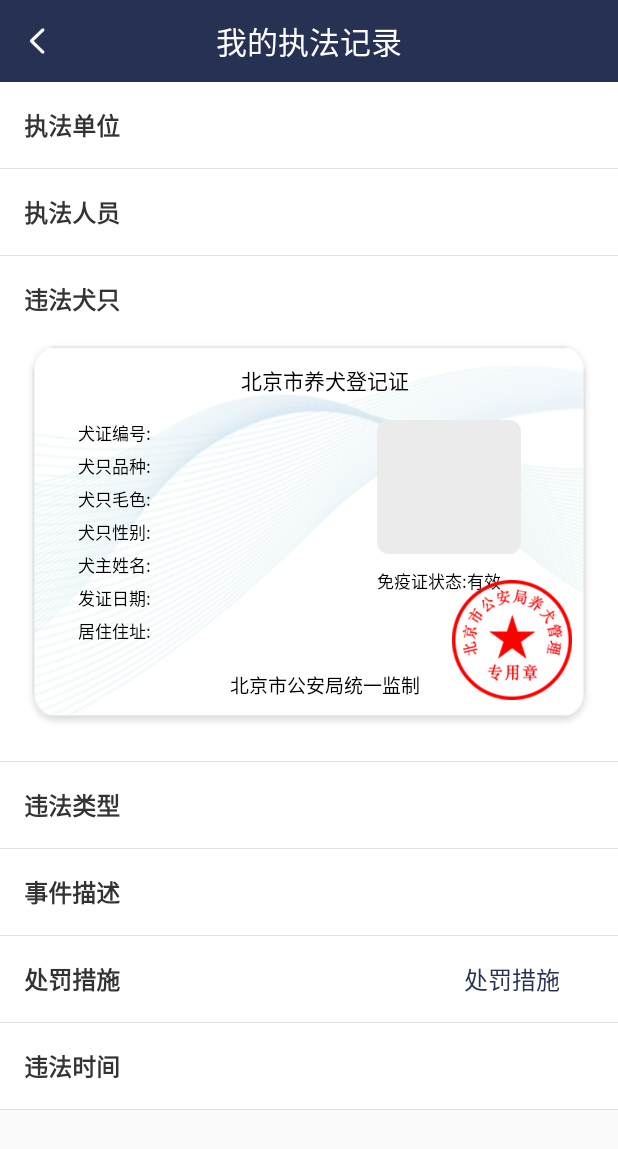
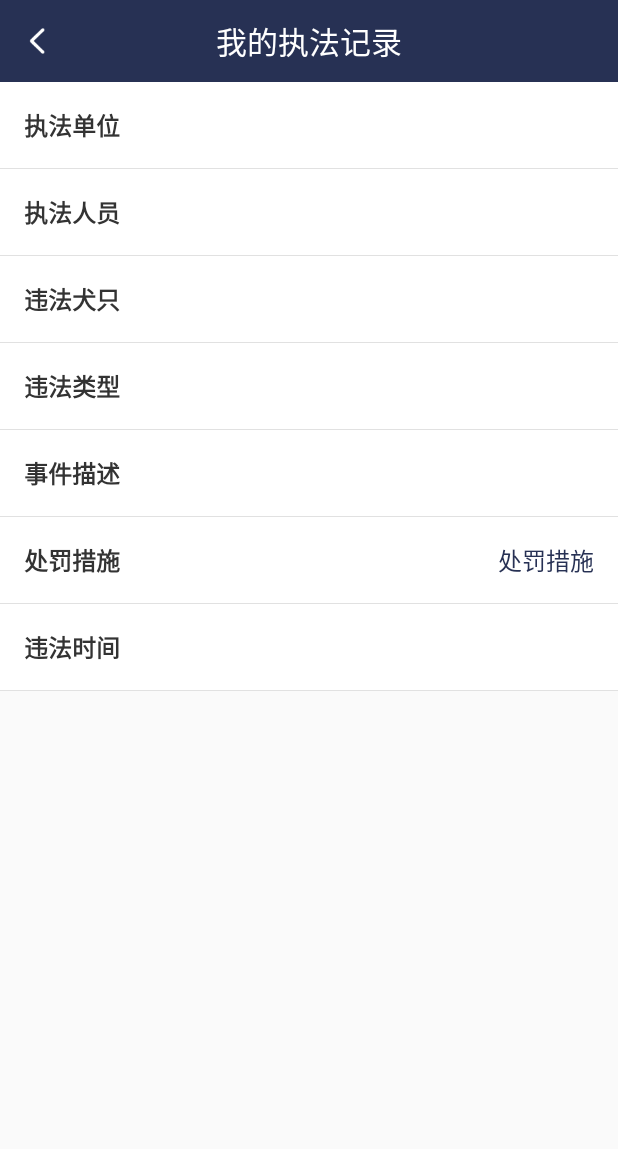
Before and after one commit to Android-linpengdiao/DogManageZhiFa, an Android app: the EnforcementRecordDetailsActivity screen opened directly, with no data from a screen before it, on a phone screen of 412 x 824 dp. Shown: the top 1149 px of the screen. Run offline under Robolectric (Android 15) with nearby library versions, the phone set to English and light mode, and no system bars; our stand-ins replace data binding; Roboto replaces fonts that are not available here; 1 statement that could not run was skipped.

Commit message:
1、接口

```diff
--- a/app/src/main/java/com/dog/manage/zhifa/app/activity/EnforcementRecordDetailsActivity.java
+++ b/app/src/main/java/com/dog/manage/zhifa/app/activity/EnforcementRecordDetailsActivity.java
@@ -78,7 +78,8 @@ public class EnforcementRecordDetailsActivity extends BaseActivity {
                             intiCertificate(response.getData());
 
                         } else {
-                            ToastUtils.showShort(getApplicationContext(), "获取犬证信息失败");
+                            binding.dogCertificateView.binding.itemContent.setText("查无此犬信息");
+//                            ToastUtils.showShort(getApplicationContext(), "获取犬证信息失败");
                         }
                     }
                 });
@@ -104,7 +105,7 @@ public class EnforcementRecordDetailsActivity extends BaseActivity {
      * @param licenceBean
      */
     private void intiCertificate(LicenceInfo licenceBean) {
-        if (licenceBean != null) {
+        binding.dogCertificateContainer.setVisibility(View.VISIBLE);
         binding.idNumView.setText(licenceBean.getIdNum());
         binding.dogTypeView.setText(licenceBean.getDogType());
         binding.dogColorView.setText(licenceBean.getDogColor());
@@ -115,4 +116,3 @@ public class EnforcementRecordDetailsActivity extends BaseActivity {
         GlideLoader.LoaderDogCover(EnforcementRecordDetailsActivity.this, "", binding.certificateCoverView, 5);
     }
 }
-}
--- a/app/src/main/res/layout/activity_enforcement_record_details.xml
+++ b/app/src/main/res/layout/activity_enforcement_record_details.xml
@@ -39,7 +39,6 @@
                     android:id="@+id/unitNameView"
                     android:layout_width="match_parent"
                     android:layout_height="wrap_content"
-                    android:onClick="onClickRecord"
                     app:item_container_height="@dimen/viewItemHeight"
                     app:item_container_margin_left="@dimen/dp_14"
                     app:item_container_margin_right="@dimen/dp_14"
@@ -56,7 +55,6 @@
                     android:id="@+id/userNameView"
                     android:layout_width="match_parent"
                     android:layout_height="wrap_content"
-                    android:onClick="onClickRecord"
                     app:item_container_height="@dimen/viewItemHeight"
                     app:item_container_margin_left="@dimen/dp_14"
                     app:item_container_margin_right="@dimen/dp_14"
@@ -72,12 +70,12 @@
 
                 <!--查无此犬信息-->
                 <com.dog.manage.zhifa.app.view.ViewItemLayout
+                    android:id="@+id/dogCertificateView"
                     android:layout_width="match_parent"
                     android:layout_height="wrap_content"
-                    android:onClick="onClickRecord"
                     app:item_container_height="@dimen/viewItemHeight"
                     app:item_container_margin_left="@dimen/dp_14"
-                    app:item_container_margin_right="@dimen/dp_34"
+                    app:item_container_margin_right="@dimen/dp_14"
                     app:item_content=""
                     app:item_content_color="#FF0000"
                     app:item_content_size="@dimen/sp_14"
@@ -87,6 +85,7 @@
                     app:item_title_size="@dimen/sp_14" />
 
                 <LinearLayout
+                    android:id="@+id/dogCertificateContainer"
                     android:layout_width="match_parent"
                     android:layout_height="wrap_content"
                     android:layout_marginLeft="@dimen/dp_16"
@@ -95,6 +94,8 @@
                     android:background="@drawable/card"
                     android:gravity="center_vertical"
                     android:orientation="vertical"
+                    android:visibility="gone"
+                    tools:visibility="visible"
                     android:paddingLeft="@dimen/dp_30"
                     android:paddingTop="@dimen/dp_13"
                     android:paddingRight="@dimen/dp_11"
@@ -159,9 +160,9 @@
                                     android:layout_height="wrap_content"
                                     android:layout_marginLeft="@dimen/dp_8"
                                     android:gravity="center_vertical"
-                                    tools:text="0100000"
                                     android:textColor="#000000"
-                                    android:textSize="@dimen/certificateSize" />
+                                    android:textSize="@dimen/certificateSize"
+                                    tools:text="0100000" />
 
                             </LinearLayout>
 
@@ -186,9 +187,9 @@
                                     android:layout_height="wrap_content"
                                     android:layout_marginLeft="@dimen/dp_8"
                                     android:gravity="center_vertical"
-                                    tools:text="萨摩耶"
                                     android:textColor="#000000"
-                                    android:textSize="@dimen/certificateSize" />
+                                    android:textSize="@dimen/certificateSize"
+                                    tools:text="萨摩耶" />
 
                             </LinearLayout>
 
@@ -213,9 +214,9 @@
                                     android:layout_height="wrap_content"
                                     android:layout_marginLeft="@dimen/dp_8"
                                     android:gravity="center_vertical"
-                                    tools:text="白色"
                                     android:textColor="#000000"
-                                    android:textSize="@dimen/certificateSize" />
+                                    android:textSize="@dimen/certificateSize"
+                                    tools:text="白色" />
 
                             </LinearLayout>
 
@@ -240,9 +241,9 @@
                                     android:layout_height="wrap_content"
                                     android:layout_marginLeft="@dimen/dp_8"
                                     android:gravity="center_vertical"
-                                    tools:text="雄性"
                                     android:textColor="#000000"
-                                    android:textSize="@dimen/certificateSize" />
+                                    android:textSize="@dimen/certificateSize"
+                                    tools:text="雄性" />
 
                             </LinearLayout>
 
@@ -267,9 +268,9 @@
                                     android:layout_height="match_parent"
                                     android:layout_marginLeft="@dimen/dp_8"
                                     android:gravity="center_vertical"
-                                    tools:text="张三"
                                     android:textColor="#000000"
-                                    android:textSize="@dimen/certificateSize" />
+                                    android:textSize="@dimen/certificateSize"
+                                    tools:text="张三" />
 
                             </LinearLayout>
 
@@ -294,9 +295,9 @@
                                     android:layout_height="wrap_content"
                                     android:layout_marginLeft="@dimen/dp_8"
                                     android:gravity="center_vertical"
-                                    tools:text="2021年3月31日"
                                     android:textColor="#000000"
-                                    android:textSize="@dimen/certificateSize" />
+                                    android:textSize="@dimen/certificateSize"
+                                    tools:text="2021年3月31日" />
 
                             </LinearLayout>
 
@@ -321,9 +322,9 @@
                                     android:layout_height="wrap_content"
                                     android:layout_marginLeft="@dimen/dp_8"
                                     android:gravity="center_vertical"
-                                    tools:text="北京市西城区天桥街道"
                                     android:textColor="#000000"
-                                    android:textSize="@dimen/certificateSize" />
+                                    android:textSize="@dimen/certificateSize"
+                                    tools:text="北京市西城区天桥街道" />
 
                             </LinearLayout>
 
@@ -359,7 +360,7 @@
                     android:layout_height="wrap_content"
                     app:item_container_height="@dimen/viewItemHeight"
                     app:item_container_margin_left="@dimen/dp_14"
-                    app:item_container_margin_right="@dimen/dp_34"
+                    app:item_container_margin_right="@dimen/dp_14"
                     app:item_content=""
                     app:item_content_color="#273154"
                     app:item_content_size="@dimen/sp_14"
@@ -376,7 +377,7 @@
                     android:layout_height="wrap_content"
                     app:item_container_height="@dimen/viewItemHeight"
                     app:item_container_margin_left="@dimen/dp_14"
-                    app:item_container_margin_right="@dimen/dp_34"
+                    app:item_container_margin_right="@dimen/dp_14"
                     app:item_content=""
                     app:item_content_color="#273154"
                     app:item_content_size="@dimen/sp_14"
@@ -392,7 +393,7 @@
                     android:layout_height="wrap_content"
                     app:item_container_height="@dimen/viewItemHeight"
                     app:item_container_margin_left="@dimen/dp_14"
-                    app:item_container_margin_right="@dimen/dp_34"
+                    app:item_container_margin_right="@dimen/dp_14"
                     app:item_content="处罚措施"
                     app:item_content_color="#273154"
                     app:item_content_size="@dimen/sp_14"
@@ -408,7 +409,7 @@
                     android:layout_height="wrap_content"
                     app:item_container_height="@dimen/viewItemHeight"
                     app:item_container_margin_left="@dimen/dp_14"
-                    app:item_container_margin_right="@dimen/dp_34"
+                    app:item_container_margin_right="@dimen/dp_14"
                     app:item_content=""
                     app:item_content_color="#273154"
                     app:item_content_size="@dimen/sp_14"
```
Lines whose indentation alone changed are shown as unchanged.
